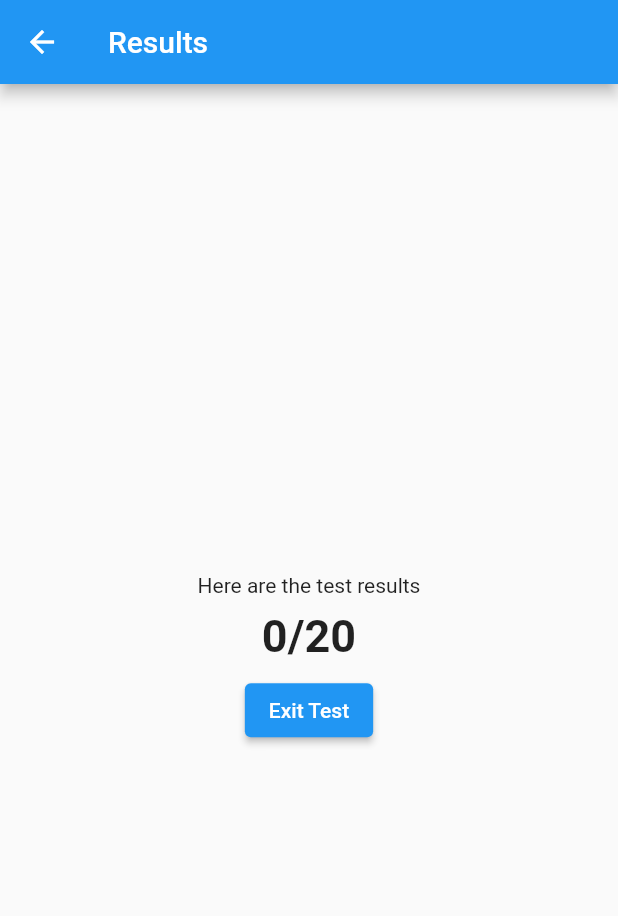
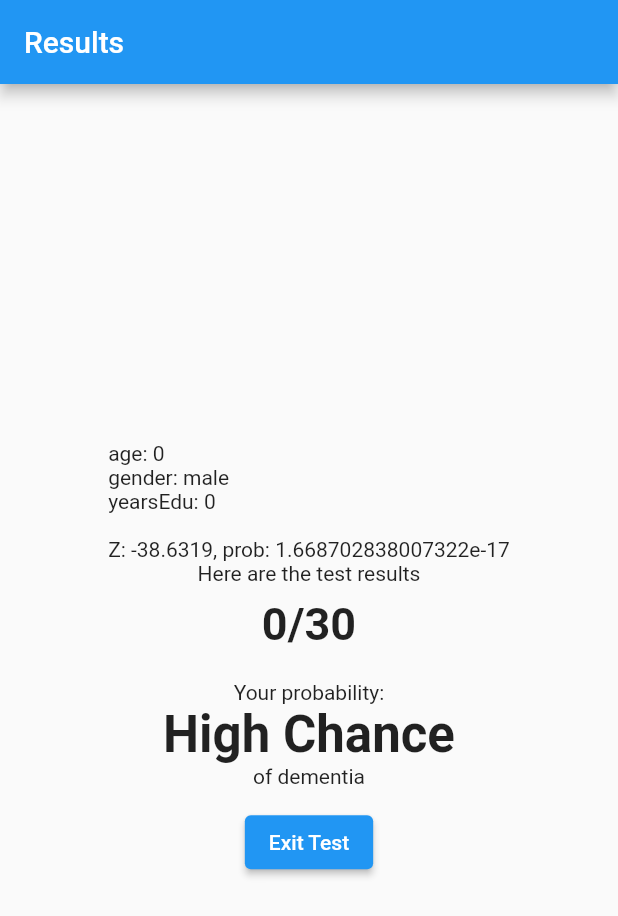
Before and after one commit to mlda-2021-audere/dementia-diagnostic-ml, a Flutter app: the Language5Test screen opened by its route, after a tap on "Next", on a phone screen of 412 x 824 dp. Shown: the top 916 px of the screen. Run offline on Flutter 3.47's test engine with Material 2 defaults, Android fonts, the phone set to English and light mode, and no system bars.

Commit message:
Added missing content

```diff
--- a/flutter_app/lib/src/exam/language1_test.dart
+++ b/flutter_app/lib/src/exam/language1_test.dart
@@ -29,7 +29,6 @@ class _Language1TestState extends State<Language1Test> {
                 padding: const EdgeInsets.all(8.0),
                 child: TextField(
                   onChanged: (text) {
-                    print('First text field: $text');
                     numCorrect = int.parse(text);
                   },
                   decoration: const InputDecoration(
--- a/flutter_app/lib/src/exam/language2_test.dart
+++ b/flutter_app/lib/src/exam/language2_test.dart
@@ -30,7 +30,6 @@ class _Language2TestState extends State<Language2Test> {
                 padding: const EdgeInsets.all(8.0),
                 child: TextField(
                   onChanged: (text) {
-                    print('First text field: $text');
                     numCorrect = int.parse(text);
                   },
                   decoration: const InputDecoration(
--- a/flutter_app/lib/src/exam/language3_test.dart
+++ b/flutter_app/lib/src/exam/language3_test.dart
@@ -32,7 +32,6 @@ class _Language3TestState extends State<Language3Test> {
                 padding: const EdgeInsets.all(8.0),
                 child: TextField(
                   onChanged: (text) {
-                    print('First text field: $text');
                     numCorrect = int.parse(text);
                   },
                   decoration: const InputDecoration(
--- a/flutter_app/lib/src/exam/language4_test.dart
+++ b/flutter_app/lib/src/exam/language4_test.dart
@@ -31,7 +31,6 @@ class _Language4TestState extends State<Language4Test> {
                 padding: const EdgeInsets.all(8.0),
                 child: TextField(
                   onChanged: (text) {
-                    print('First text field: $text');
                     numCorrect = int.parse(text);
 
                   },
--- a/flutter_app/lib/src/exam/language5_test.dart
+++ b/flutter_app/lib/src/exam/language5_test.dart
@@ -30,9 +30,7 @@ class _Language5TestState extends State<Language5Test> {
                 padding: const EdgeInsets.all(8.0),
                 child: TextField(
                   onChanged: (text) {
-                    print('First text field: $text');
                     numCorrect = int.parse(text);
-
                   },
                   decoration: const InputDecoration(
                       border: OutlineInputBorder(), hintText: 'Number correct'),
--- a/flutter_app/lib/src/exam/orientation_test.dart
+++ b/flutter_app/lib/src/exam/orientation_test.dart
@@ -32,6 +32,7 @@ class _OrientationTestState extends State<OrientationTest> {
             const Text('How many questions did they get correct?'),
             Padding(
                 padding: const EdgeInsets.all(8.0),
+                // todo: replace with circle buttons
                 child: TextField(
                   onChanged: (text) {
                     numCorrect = int.parse(text);
--- a/flutter_app/lib/src/exam/recall_test.dart
+++ b/flutter_app/lib/src/exam/recall_test.dart
@@ -29,7 +29,6 @@ class _RecallTestState extends State<RecallTest> {
                 padding: const EdgeInsets.all(8.0),
                 child: TextField(
                   onChanged: (text) {
-                    print('First text field: $text');
                     numCorrect = int.parse(text);
                   },
                   decoration: const InputDecoration(
--- a/flutter_app/lib/src/exam/registration_test.dart
+++ b/flutter_app/lib/src/exam/registration_test.dart
@@ -32,7 +32,6 @@ class _RegistrationTestState extends State<RegistrationTest> {
                 padding: const EdgeInsets.all(8.0),
                 child: TextField(
                   onChanged: (text) {
-                    print('First text field: $text');
                     numCorrect = int.parse(text);
                   },
                   decoration: const InputDecoration(
--- a/flutter_app/lib/src/exam/results.dart
+++ b/flutter_app/lib/src/exam/results.dart
@@ -1,3 +1,5 @@
+import 'dart:math';
+
 import 'package:flutter/material.dart';
 import 'package:flutter_app/main.dart';
 import 'package:flutter_app/src/global_store.dart';
@@ -16,13 +18,37 @@ class _ResultsState extends State<Results> {
   @override
   Widget build(BuildContext context) {
     int score = Provider.of<GlobalState>(context).getScore();
-    int finalScore = 20;
-    return Scaffold(
-      appBar: AppBar(title: const Text('Results')),
+    String gender = Provider.of<GlobalState>(context).getGender();
+    int age = Provider.of<GlobalState>(context).getAge();
+    int yearsEdu = Provider.of<GlobalState>(context).getYearsEducated();
+
+    int finalScore = 30;
+
+    int G = gender == 'male' ? 1 : 0;
+
+    double Z = -38.56704 -
+        0.06486 * G +
+        0.06486 * age +
+        0.13522 * yearsEdu +
+        1.15790 * score;
+
+    double prob = 1 / (1 + pow(e, -Z));
+
+    String probDisplayText = prob <= 0.5 ? 'High Chance' : 'Low Chance';
+
+    return WillPopScope(
+        onWillPop: () async => false,
+        child: Scaffold(
+          appBar: AppBar(
+            title: const Text('Results'),
+            automaticallyImplyLeading: false,
+          ),
           body: Center(
             child: Column(
               mainAxisAlignment: MainAxisAlignment.center,
               children: <Widget>[
+                Text(
+                    'age: $age \ngender: $gender \nyearsEdu: $yearsEdu \n\nZ: $Z, prob: $prob'),
                 const Text('Here are the test results'),
                 Padding(
                     padding: const EdgeInsets.all(8.0),
@@ -31,9 +57,25 @@ class _ResultsState extends State<Results> {
                       style: const TextStyle(
                           fontWeight: FontWeight.bold, fontSize: 30),
                     )),
+                Padding(
+                  padding: const EdgeInsets.all(12.0),
+                  child: Column(
+                      mainAxisAlignment: MainAxisAlignment.center,
+                      children: <Widget>[
+                        Text('Your probability:'),
+                        Text(
+                          probDisplayText,
+                          style: const TextStyle(
+                              fontWeight: FontWeight.bold, fontSize: 34),
+                        ),
+                        const Text('of dementia')
+                      ]),
+                ),
                 ElevatedButton(
                   onPressed: () {
                     WidgetsBinding.instance!.addPostFrameCallback((_) {
+                      Provider.of<GlobalState>(context, listen: false)
+                          .resetState();
                       Navigator.pushNamed(context, MyHomePage.routeName);
                     });
                   },
@@ -42,6 +84,6 @@ class _ResultsState extends State<Results> {
               ],
             ),
           ),
-    );
+        ));
   }
 }
--- a/flutter_app/lib/src/global_store.dart
+++ b/flutter_app/lib/src/global_store.dart
@@ -2,10 +2,20 @@ import 'package:flutter/material.dart';
 
 class GlobalState extends ChangeNotifier {
   String _name = '';
-  String _gender = ''; // todo: change this to enum
-  late int _age;
-  late int _yearsEducated;
+  String _gender = 'male'; // todo: change this to enum
+  int _age = 0;
+  int _yearsEducated = 0;
   int _score = 0;
+
+  // common methods
+
+  void resetState () {
+    _name = '';
+    _gender = 'male';
+    _age = 0;
+    _yearsEducated = 0;
+    _score = 0;
+  }
 
   // name methods
 
@@ -68,6 +78,7 @@ class GlobalState extends ChangeNotifier {
 
   void addToScore(int score) {
     _score = _score + score;
+    notifyListeners();
     // DEBUG
     print('score set to $_score');
   }
--- a/flutter_app/lib/src/years_edu_input.dart
+++ b/flutter_app/lib/src/years_edu_input.dart
@@ -1,5 +1,4 @@
 import 'package:flutter/material.dart';
-import 'package:flutter_app/src/gender_input.dart';
 import 'package:flutter_app/src/global_store.dart';
 import 'package:flutter_app/src/mental_exam.dart';
 import 'package:provider/provider.dart';
@@ -15,7 +14,7 @@ class YearsEduInput extends StatefulWidget {
 
 class _YearsEduInputState extends State<YearsEduInput> {
 
-  int yearsEducated = 0;
+  late int yearsEducated;
 
   @override
   Widget build(BuildContext context) {
```
Also changed, not shown: flutter_app/lib/main.dart (+5 -2 lines), flutter_app/lib/src/test_screen.dart (added, +61 -0 lines). Lines whose indentation alone changed are shown as unchanged.
